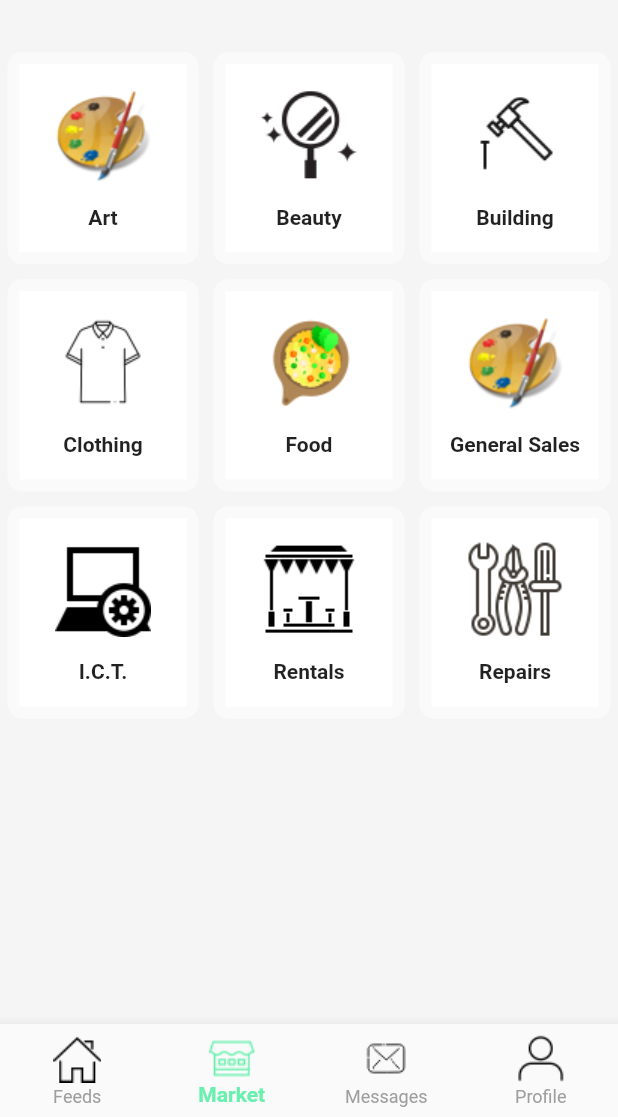
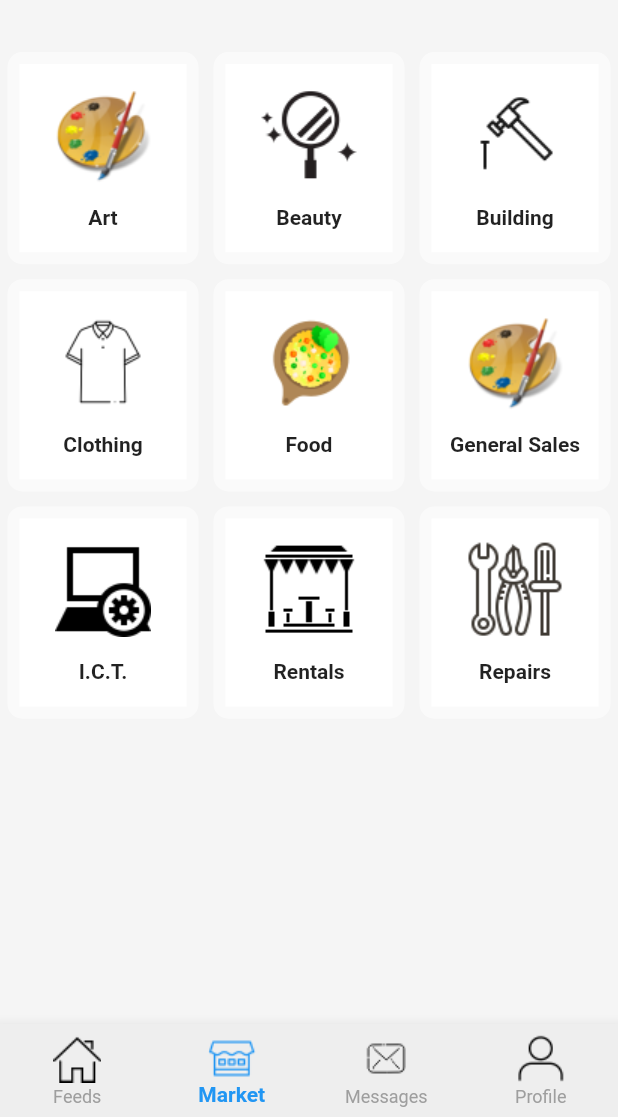
Before and after one commit to sorXCode/naijaHacks2019-tradin, a Flutter app: the Home screen opened by its route, item 2 of the bottom bar chosen, on a phone screen of 412 x 824 dp, the part 119-1236 px from its top. Run offline on Flutter 3.47's test engine with Material 2 defaults, Android fonts, the phone set to English and light mode, and no system bars; our stand-ins replace shared_preferences; accounts and stored records are empty; statements that could not run were skipped.

Commit message:
completed home and market snackbar

```diff
--- a/tradin/lib/ui/home/home.dart
+++ b/tradin/lib/ui/home/home.dart
@@ -26,7 +26,7 @@ class _HomeState extends State<Home> {
           title: Text(item['title']),
           activeIcon: Image(
             image: AssetImage(item['icon']),
-            color: Colors.greenAccent,
+            color: Colors.blue,
           ),
           icon: Image(
             image: AssetImage(item['icon']),
@@ -37,12 +37,13 @@ class _HomeState extends State<Home> {
       items: _buttomNavBarItems,
       currentIndex: _currentTabIndex,
       type: BottomNavigationBarType.fixed,
+      backgroundColor: Colors.grey[200],
       onTap: (int index) {
         setState(() {
           _currentTabIndex = index;
         });
       },
-      selectedItemColor: Colors.greenAccent,
+      selectedItemColor: Colors.blue,
       unselectedItemColor: Colors.grey,
       showUnselectedLabels: true,
       showSelectedLabels: true,
--- a/tradin/lib/ui/home/market.dart
+++ b/tradin/lib/ui/home/market.dart
@@ -44,6 +44,10 @@ class _MarketState extends State<Market> {
       'icon': 'images/icons/repair.png',
     },
   ];
+final comingSoon = SnackBar(
+                content: Text("Coming Soon...."),
+                backgroundColor: Colors.blue,
+                duration: Duration(seconds: 1));
 
   @override
   Widget build(BuildContext context) {
@@ -59,7 +63,7 @@ class _MarketState extends State<Market> {
             // highlightColor: Colors.grey,
             color: Colors.white,
             child: InkWell(
-              onTap: () => print("${item['title']} tapped"),
+              onTap: () => Scaffold.of(context).showSnackBar(comingSoon),
               child: Column(
                 crossAxisAlignment: CrossAxisAlignment.center,
                 mainAxisAlignment: MainAxisAlignment.spaceEvenly,
@@ -96,7 +100,8 @@ class _MarketState extends State<Market> {
               icon: Icon(Icons.search),
               onPressed: () {
                 searchController.text.isNotEmpty
-                    ? Navigator.pushNamed(context, 'searchResults', arguments: searchBox())
+                    ? Navigator.pushNamed(context, 'searchResults',
+                        arguments: searchBox())
                     : null;
               },
             ),
```
Also changed, not shown: tradin/lib/ui/home/homeNav.dart (+38 -19 lines).
